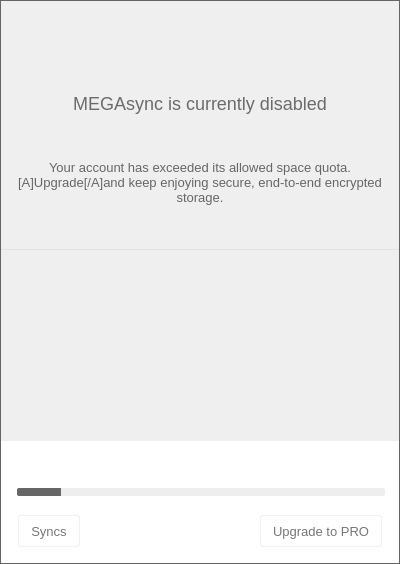
First picture: the form in src/MEGASync/gui/win/InfoDialog.ui, repository meganz/MEGAsync, before the edit.
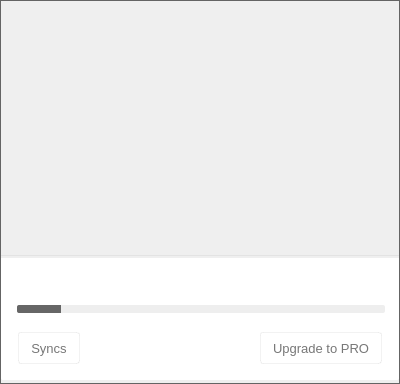
Second picture: the form after the edit. The open tabs and pages were chosen to show the change. Icons and pictures are not drawn. Custom widgets are drawn as their Qt base class.

Commit message: Initia suppor to new items view - New model to manage transfers - New UI rows for different states - Readapt style delegate for paint ops - Readapt InfoDialog

Patch:
```diff
--- a/src/MEGASync/gui/win/InfoDialog.ui
+++ b/src/MEGASync/gui/win/InfoDialog.ui
@@ -7,19 +7,19 @@
     <x>0</x>
     <y>0</y>
     <width>400</width>
-    <height>564</height>
+    <height>384</height>
    </rect>
   </property>
   <property name="minimumSize">
    <size>
     <width>400</width>
-    <height>564</height>
+    <height>384</height>
    </size>
   </property>
   <property name="maximumSize">
    <size>
-    <width>400</width>
-    <height>564</height>
+    <width>404</width>
+    <height>384</height>
    </size>
   </property>
   <property name="windowTitle">
@@ -410,7 +410,7 @@
             <string/>
            </property>
            <property name="icon">
-            <iconset resource="../Resources_win.qrc">
+            <iconset resource="../Resources_linux.qrc">
              <normaloff>:/images/tray_transfer_manager_ico.png</normaloff>:/images/tray_transfer_manager_ico.png</iconset>
            </property>
            <property name="iconSize">
@@ -455,7 +455,7 @@
             <string/>
            </property>
            <property name="icon">
-            <iconset resource="../Resources_win.qrc">
+            <iconset resource="../Resources_linux.qrc">
              <normaloff>:/images/tray_preferences_ico.png</normaloff>:/images/tray_preferences_ico.png</iconset>
            </property>
            <property name="iconSize">
@@ -511,7 +511,7 @@
             <string notr="true"/>
            </property>
            <property name="currentIndex">
-            <number>1</number>
+            <number>2</number>
            </property>
            <widget class="QWidget" name="pUpdated">
             <property name="minimumSize">
@@ -564,7 +564,7 @@
                 <string/>
                </property>
                <property name="icon">
-                <iconset resource="../Resources_win.qrc">
+                <iconset resource="../Resources_linux.qrc">
                  <normaloff>:/images/empty_upToDate.png</normaloff>:/images/empty_upToDate.png</iconset>
                </property>
                <property name="iconSize">
@@ -801,7 +801,7 @@
                       <string/>
                      </property>
                      <property name="icon">
-                      <iconset resource="../Resources_win.qrc">
+                      <iconset resource="../Resources_linux.qrc">
                        <normaloff>:/images/clock_ico.png</normaloff>:/images/clock_ico.png</iconset>
                      </property>
                      <property name="iconSize">
@@ -942,7 +942,7 @@
                       <string/>
                      </property>
                      <property name="icon">
-                      <iconset resource="../Resources_win.qrc">
+                      <iconset resource="../Resources_linux.qrc">
                        <normaloff>:/images/clock_ico.png</normaloff>:/images/clock_ico.png</iconset>
                      </property>
                      <property name="iconSize">
@@ -1005,7 +1005,7 @@
              </item>
             </layout>
            </widget>
-           <widget class="QWidget" name="pOverQuota">
+           <widget class="QWidget" name="pTransfers">
             <property name="minimumSize">
              <size>
               <width>0</width>
@@ -1029,38 +1029,7 @@
               <number>0</number>
              </property>
              <item>
-              <widget class="QLabel" name="lDisabled">
-               <property name="sizePolicy">
-                <sizepolicy hsizetype="Preferred" vsizetype="Preferred">
-                 <horstretch>0</horstretch>
-                 <verstretch>0</verstretch>
-                </sizepolicy>
-               </property>
-               <property name="minimumSize">
-                <size>
-                 <width>0</width>
-                 <height>25</height>
-                </size>
-               </property>
-               <property name="maximumSize">
-                <size>
-                 <width>16777215</width>
-                 <height>25</height>
-                </size>
-               </property>
-               <property name="text">
-                <string>MEGAsync is currently disabled</string>
-               </property>
-               <property name="alignment">
-                <set>Qt::AlignCenter</set>
-               </property>
-               <property name="wordWrap">
-                <bool>true</bool>
-               </property>
-              </widget>
-             </item>
-             <item>
-              <widget class="QWidget" name="widget" native="true">
+              <widget class="InfoDialogTransfersWidget" name="wListTransfers" native="true">
                <layout class="QVBoxLayout" name="verticalLayout_6">
                 <property name="spacing">
                  <number>0</number>
@@ -1077,22 +1046,6 @@
                 <property name="bottomMargin">
                  <number>0</number>
                 </property>
-                <item>
-                 <widget class="QLabel" name="lDescDisabled">
-                  <property name="text">
-                   <string>Your account has exceeded its allowed space quota.[A]Upgrade[/A]and keep enjoying secure, end-to-end encrypted storage.</string>
-                  </property>
-                  <property name="textFormat">
-                   <enum>Qt::AutoText</enum>
-                  </property>
-                  <property name="alignment">
-                   <set>Qt::AlignCenter</set>
-                  </property>
-                  <property name="wordWrap">
-                   <bool>true</bool>
-                  </property>
-                 </widget>
-                </item>
                </layout>
               </widget>
              </item>
@@ -1122,22 +1075,6 @@
      </property>
     </widget>
    </item>
-   <item>
-    <widget class="RecentlyUpdated" name="wRecentUpdated" native="true">
-     <property name="minimumSize">
-      <size>
-       <width>0</width>
-       <height>191</height>
-      </size>
-     </property>
-     <property name="maximumSize">
-      <size>
-       <width>16777215</width>
-       <height>16777215</height>
-      </size>
-     </property>
-    </widget>
-   </item>
    <item>
     <widget class="QWidget" name="wContainerBottom" native="true">
      <property name="minimumSize">
@@ -1229,7 +1166,7 @@
             <string/>
            </property>
            <property name="icon">
-            <iconset resource="../Resources_win.qrc">
+            <iconset resource="../Resources_linux.qrc">
              <normaloff>:/images/Nav_Dot_inactive.png</normaloff>
              <normalon>:/images/Nav_Dot_inactive.png</normalon>
              <disabledoff>:/images/Nav_Dot_inactive.png</disabledoff>
@@ -1265,7 +1202,7 @@
             <string/>
            </property>
            <property name="icon">
-            <iconset resource="../Resources_win.qrc">
+            <iconset resource="../Resources_linux.qrc">
              <normaloff>:/images/Nav_Dot_inactive.png</normaloff>:/images/Nav_Dot_inactive.png</iconset>
            </property>
            <property name="iconSize">
@@ -1818,7 +1755,7 @@
             <string>Syncs</string>
            </property>
            <property name="icon">
-            <iconset resource="../Resources_win.qrc">
+            <iconset resource="../Resources_linux.qrc">
              <normaloff>:/images/ico_syncs.png</normaloff>:/images/ico_syncs.png</iconset>
            </property>
            <property name="iconSize">
@@ -1898,9 +1835,9 @@
    <container>1</container>
   </customwidget>
   <customwidget>
-   <class>RecentlyUpdated</class>
+   <class>InfoDialogTransfersWidget</class>
    <extends>QWidget</extends>
-   <header location="global">RecentlyUpdated.h</header>
+   <header location="global">InfoDialogTransfersWidget.h</header>
    <container>1</container>
   </customwidget>
  </customwidgets>
@@ -1913,7 +1850,7 @@
   <tabstop>label</tabstop>
  </tabstops>
  <resources>
-  <include location="../Resources_win.qrc"/>
+  <include location="../Resources_linux.qrc"/>
  </resources>
  <connections/>
 </ui>
```
The commit also changes 18 other files.
